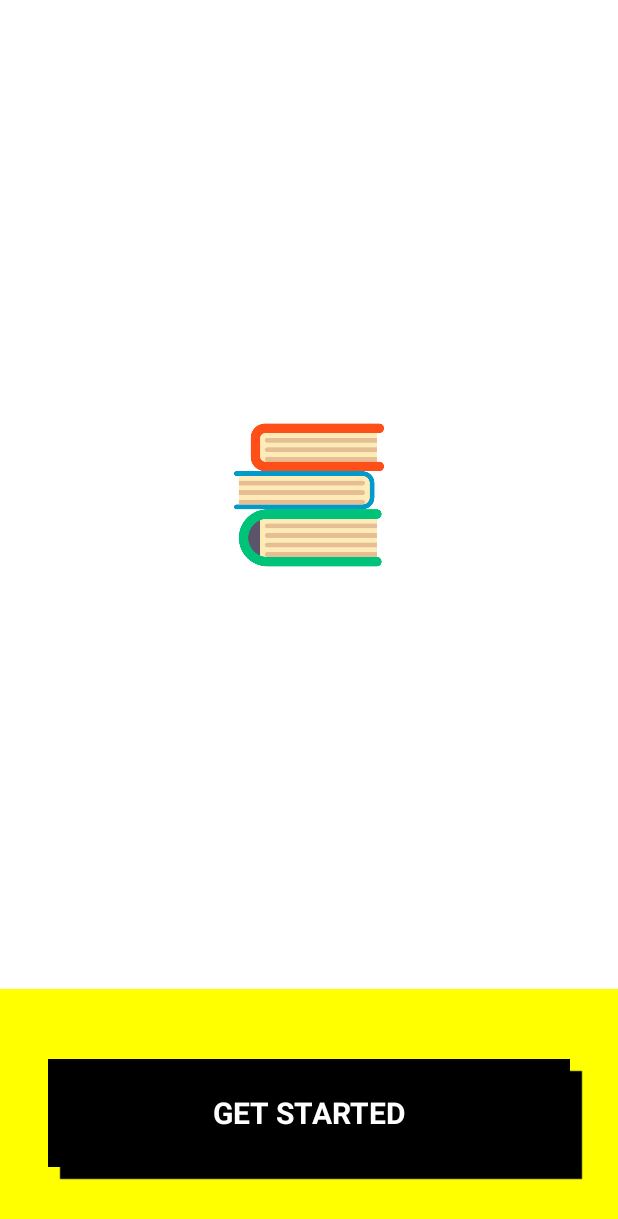
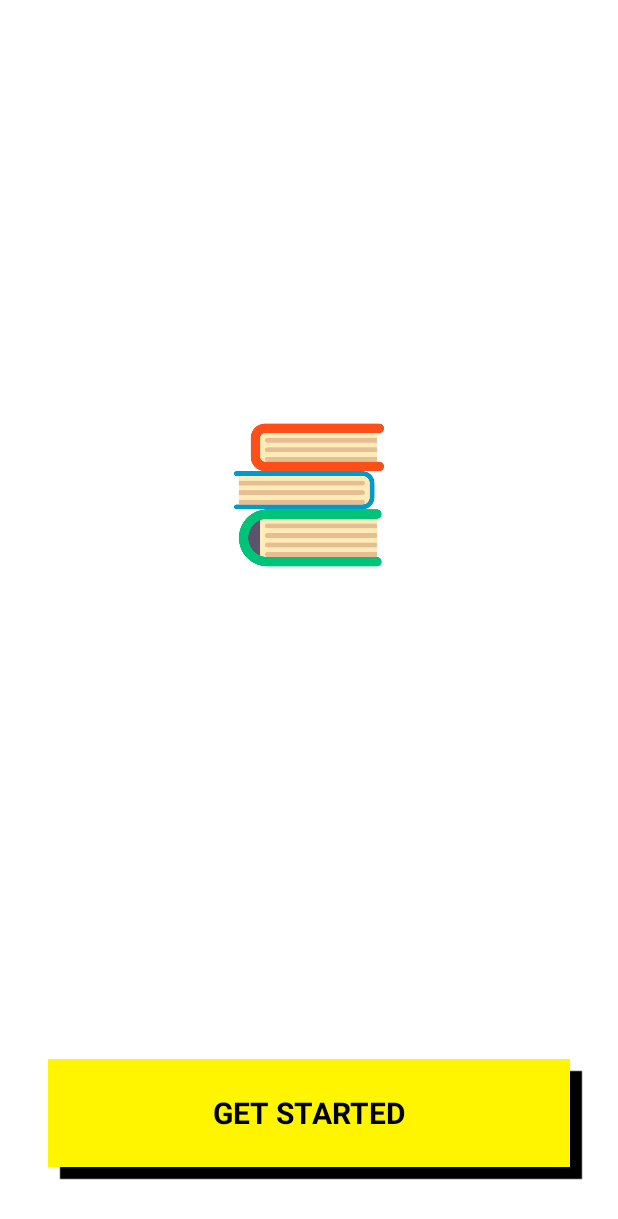
Before and after one commit to unaisulhadi/Archives, an Android app built with Jetpack Compose: the screen it shows after launch (MainActivity), on a phone screen of 412 x 824 dp. Shown: the top 1219 px of the screen. Run offline under Robolectric (Android 15) with nearby library versions, the phone set to English and light mode, and no system bars.

Commit message:
Shadow on top Fix

```diff
--- a/app/src/main/java/com/hadi/archives/presentation/screens/splash/SplashScreen.kt
+++ b/app/src/main/java/com/hadi/archives/presentation/screens/splash/SplashScreen.kt
@@ -20,6 +20,7 @@ import androidx.compose.ui.unit.dp
 import androidx.compose.ui.unit.sp
 import androidx.navigation.NavController
 import com.hadi.archives.R
+import com.hadi.archives.ui.theme.BrutalYellow
 import com.hadi.archives.utils.advancedShadow
 
 @Composable
@@ -62,8 +63,7 @@ fun SplashScreen(
         Box(
             modifier = Modifier
                 .fillMaxSize()
-                .weight(2f)
-                .background(Color.Yellow),
+                .weight(2f),
             contentAlignment = Alignment.Center
         ) {
 
@@ -72,14 +72,15 @@ fun SplashScreen(
                     .fillMaxWidth()
                     .height(72.dp)
                     .padding(horizontal = 32.dp)
-                    .background(Color.Black)
                     .advancedShadow(
                         color = Color.Black,
                         alpha = 1f,
                         shadowBlurRadius = (0.0001f).dp,
                         offsetX = 8.dp,
                         offsetY = 8.dp
-                    ),
+                    )
+                    .background(BrutalYellow)
+                ,
                 verticalAlignment = Alignment.CenterVertically,
                 horizontalArrangement = Arrangement.Center
             ) {
@@ -87,7 +88,7 @@ fun SplashScreen(
                 Text(
                     text = "GET STARTED",
                     style = TextStyle(
-                        color = Color.White,
+                        color = Color.Black,
                         fontSize = 20.sp,
                         fontWeight = FontWeight.Bold,
                     ),
--- a/app/src/main/java/com/hadi/archives/ui/theme/Color.kt
+++ b/app/src/main/java/com/hadi/archives/ui/theme/Color.kt
@@ -6,3 +6,5 @@ val Purple200 = Color(0xFFBB86FC)
 val Purple500 = Color(0xFF6200EE)
 val Purple700 = Color(0xFF3700B3)
 val Teal200 = Color(0xFF03DAC5)
+
+val BrutalYellow = Color(0xFFFFF500)
```
